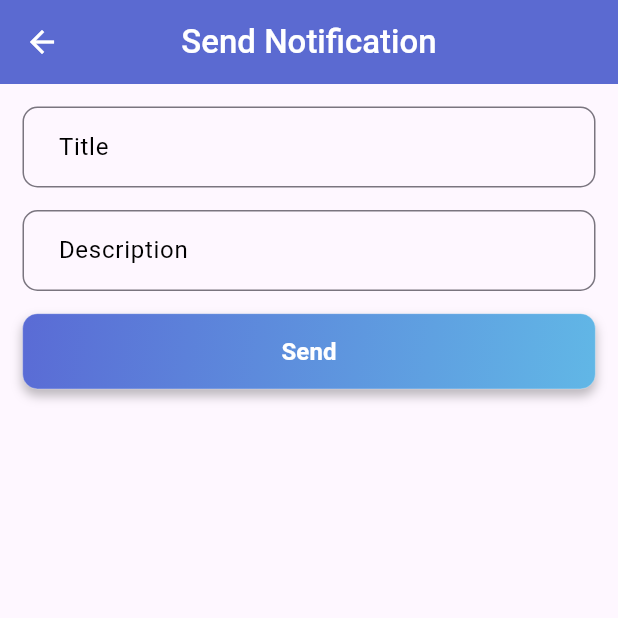
After one commit to Sara2001-github/mentor-mate-flutter, a Flutter app: the SendNotificationScreen screen opened directly, on a phone screen of 412 x 824 dp, the top half of it. The commit adds this screen. Run offline on Flutter 3.47's test engine with Material 3 defaults, Android fonts, the phone set to English and light mode, and no system bars; our stand-ins replace cloud_firestore, dash_chat_2, device_info_plus, firebase_auth, firebase_core, fluttertoast and 3 more; missing offline and left inert: chat_gpt_sdk; accounts and stored records are empty; Roboto replaces fonts that are missing (Poppins).

Commit message:
Chatbot, Notification screens added

```diff
--- a/lib/constants.dart
+++ b/lib/constants.dart
@@ -6,6 +6,6 @@ const primaryColor = Color(0xff5a6bd5);
 const primaryColorLight = Color(0xff61b7e6);
 const secondaryColor = Color(0xffb0d2d3);
 const textColor = Colors.black;
-
+const OPENAI_API_KEY = "sk-proj-QIEATAdZkYasmZawtBrpT3BlbkFJZWrmYzLvAEaQzywWefT9";
 const buttonStyle = TextStyle(color: Colors.white,fontWeight: FontWeight.bold,fontSize: 16);
-TextStyle  bodyPrimary = TextStyle(fontSize: 13,color: primaryColor);
+TextStyle  bodyPrimary = const TextStyle(fontSize: 13,color: primaryColor);
--- /dev/null
+++ b/lib/screens/trainer/send_notification_screen.dart
@@ -0,0 +1,189 @@
+
+
+import 'package:cloud_firestore/cloud_firestore.dart';
+import 'package:flutter/material.dart';
+import 'package:mentor_mate/app_utils.dart';
+
+import '../../constants.dart';
+
+class SendNotificationScreen extends StatefulWidget {
+  const SendNotificationScreen({super.key});
+
+  @override
+  State<SendNotificationScreen> createState() => _SendNotificationScreenState();
+}
+
+class _SendNotificationScreenState extends State<SendNotificationScreen> {
+  var titleController = TextEditingController();
+  var descriptionController = TextEditingController();
+  @override
+  Widget build(BuildContext context) {
+    return Scaffold(
+      appBar: AppBar(
+        // automaticallyImplyLeading: true,
+        elevation: 1,
+        iconTheme: const IconThemeData(color: Colors.white),
+        backgroundColor: primaryColor,
+        centerTitle: true,
+        title: const Text(
+          "Send Notification",
+          style: TextStyle(color: Colors.white, fontWeight: FontWeight.w500),
+        ),
+      ),
+    body: Column(
+      children: [
+        Container(
+          margin: const EdgeInsets.only(left: 15, right: 15, top: 15),
+          child: TextFormField(
+            controller: titleController,
+            keyboardType: TextInputType.emailAddress,
+            style: const TextStyle(
+              fontSize: 14,
+              color: Colors.black,
+            ),
+            decoration: InputDecoration(
+              contentPadding:
+              const EdgeInsets.fromLTRB(20.0, 15.0, 20.0, 15.0),
+              focusColor: Colors.white,
+              border: OutlineInputBorder(
+                borderRadius: BorderRadius.circular(10.0),
+              ),
+
+              focusedBorder: OutlineInputBorder(
+                borderSide: const BorderSide(color: textColor, width: 1.0),
+                borderRadius: BorderRadius.circular(10.0),
+              ),
+              fillColor: Colors.grey,
+              hintText: "",
+
+              //make hint text
+              hintStyle: const TextStyle(
+                color: Colors.grey,
+                fontSize: 16,
+                fontFamily: "Poppins",
+                fontWeight: FontWeight.w400,
+              ),
+              labelText: 'Title',
+              labelStyle: const TextStyle(
+                color: textColor,
+                fontSize: 16,
+                fontFamily: "Poppins",
+                fontWeight: FontWeight.w400,
+              ),
+            ),
+          ),
+        ),
+        Container(
+          margin: const EdgeInsets.only(left: 15, right: 15, top: 15),
+          child: TextFormField(
+            controller: descriptionController,
+            keyboardType: TextInputType.emailAddress,
+            style: const TextStyle(
+              fontSize: 14,
+              color: Colors.black,
+            ),
+            decoration: InputDecoration(
+              contentPadding:
+              const EdgeInsets.fromLTRB(20.0, 15.0, 20.0, 15.0),
+              focusColor: Colors.white,
+              border: OutlineInputBorder(
+                borderRadius: BorderRadius.circular(10.0),
+              ),
+
+              focusedBorder: OutlineInputBorder(
+                borderSide: const BorderSide(color: textColor, width: 1.0),
+                borderRadius: BorderRadius.circular(10.0),
+              ),
+              fillColor: Colors.grey,
+              hintText: "",
+
+              //make hint text
+              hintStyle: const TextStyle(
+                color: Colors.grey,
+                fontSize: 16,
+                fontFamily: "Poppins",
+                fontWeight: FontWeight.w400,
+              ),
+              labelText: 'Description',
+              labelStyle: const TextStyle(
+                color: textColor,
+                fontSize: 16,
+                fontFamily: "Poppins",
+                fontWeight: FontWeight.w400,
+              ),
+            ),
+          ),
+        ),
+        Align(
+          alignment: Alignment.bottomCenter,
+          child: Padding(
+            padding: const EdgeInsets.all(15),
+            child: Container(
+              decoration: BoxDecoration(
+                boxShadow: [
+                  const BoxShadow(
+                      color: Colors.black26,
+                      offset: Offset(0, 4),
+                      blurRadius: 5.0)
+                ],
+                border: Border.all(color: Colors.white, width: 0.2),
+                // border: Border.all(width: 0.5,color: Colors.black),
+                gradient: const LinearGradient(
+                  begin: Alignment.topLeft,
+                  end: Alignment.bottomRight,
+                  stops: [0.0, 1.5],
+                  colors: [
+                    primaryColor,
+                    primaryColorLight,
+                  ],
+                ),
+                borderRadius: BorderRadius.circular(10),
+              ),
+              child: ElevatedButton(
+                  style: ButtonStyle(
+                    shape: MaterialStateProperty.all<
+                        RoundedRectangleBorder>(
+                      RoundedRectangleBorder(
+                        borderRadius: BorderRadius.circular(10.0),
+                      ),
+                    ),
+                    minimumSize: MaterialStateProperty.all(Size(
+                        MediaQuery.of(context).size.width, 50)),
+                    backgroundColor:
+                    MaterialStateProperty.all(Colors.transparent),
+                    // elevation: MaterialStateProperty.all(3),
+                    shadowColor:
+                    MaterialStateProperty.all(Colors.transparent),
+                  ),
+                  onPressed: () {
+                    sendNotification();
+                  },
+                  child: const Text('Send', style: buttonStyle)),
+            ),
+          ),
+        )
+
+      ],
+    ),
+    );
+  }
+
+  void sendNotification() async {
+    if (titleController.text.isEmpty) {
+      AppUtils.instance.showToast(toastMessage: 'Please enter Notification Title');
+    }
+    else  if (descriptionController.text.isEmpty) {
+      AppUtils.instance.showToast(toastMessage: 'Please enter Description');
+    }
+    else {
+      FirebaseFirestore.instance.collection("Notifications").add({
+        "title": titleController.text,
+        "description": descriptionController.text,
+      }).then((value) {
+        AppUtils.instance.showToast(
+            toastMessage: 'Notification sent');
+        Navigator.pop(context, "added");
+      });
+    }
+  }
+}
--- a/pubspec.yaml
+++ b/pubspec.yaml
@@ -34,7 +34,8 @@ dependencies:
   path_provider: ^2.0.11
   permission_handler:
   device_info_plus: ^9.1.2
-
+  chat_gpt_sdk:
+  dash_chat_2:
 dev_dependencies:
   flutter_test:
     sdk: flutter
```
Also changed, not shown: lib/screens/trainee/ChatBotScreen.dart (added, +95 -0 lines), lib/screens/trainee/notifications_screen.dart (added, +106 -0 lines), lib/screens/trainee/trainee_home_screen.dart (+43 -6 lines), lib/screens/trainer/trainer_home_screen.dart (+8 -1 lines), pubspec.lock, 5 other files.
